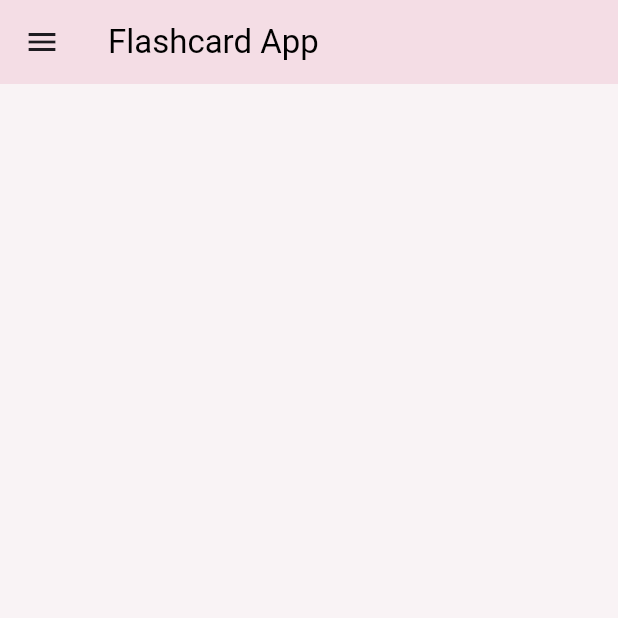
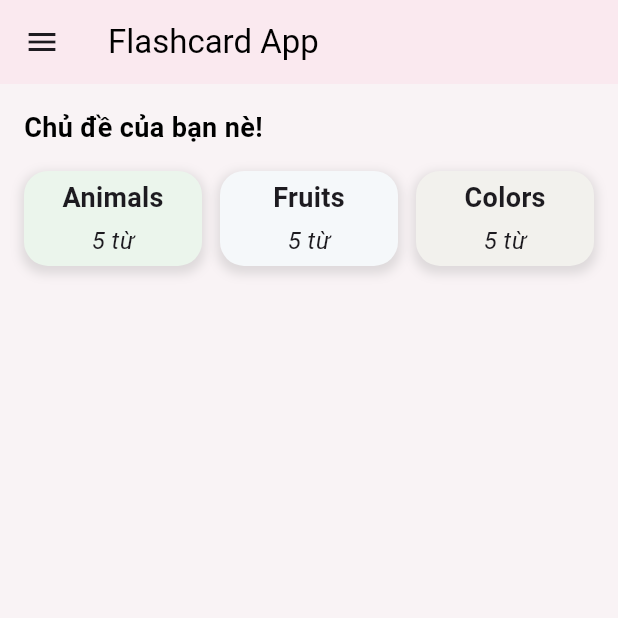
Before and after one commit to Hoangthingoc216/2025_LTTBDD_N04_Nhom_Ngoc, a Flutter app: the HomeScreen screen opened directly, on a phone screen of 412 x 824 dp, the top half of it. Run offline on Flutter 3.47's test engine with Material 3 defaults, Android fonts, the phone set to English and light mode, and no system bars; our stand-ins replace firebase_auth, firebase_core, google_sign_in; accounts and stored records are empty.

Commit message:
chỉnh sửa giao diện home lưu tạm 1 số chủ đề vào biến trước để tamk kiểm thử chức năng về sau

```diff
--- a/Flashcard_app/lib/models/flashcard_model.dart
+++ b/Flashcard_app/lib/models/flashcard_model.dart
@@ -0,0 +1,12 @@
+import 'package:flutter/material.dart';
+
+class FlashcardTopic {
+  final String title; // Tên chủ đề
+  final List<Map<String, String>>
+  words; // Danh sách các từ (word + meaning)
+
+  FlashcardTopic({
+    required this.title,
+    required this.words,
+  });
+}
--- a/Flashcard_app/lib/screens/flashcard_screen.dart
+++ b/Flashcard_app/lib/screens/flashcard_screen.dart
@@ -0,0 +1,31 @@
+import 'package:flutter/material.dart';
+
+class FlashcardScreen extends StatefulWidget {
+  const FlashcardScreen({super.key});
+
+  @override
+  State<FlashcardScreen> createState() =>
+      _FlashcardScreenState();
+}
+
+class _FlashcardScreenState extends State<FlashcardScreen> {
+  final TextEditingController _titleController =
+      TextEditingController();
+  List<Map<String, TextEditingController>> flashcards = [];
+  @override
+  void initState() {
+    super.initState();
+    flashcards.add({
+      'en': TextEditingController(),
+      'vi': TextEditingController(),
+    });
+    flashcards.add({
+      'en': TextEditingController(),
+      'vi': TextEditingController(),
+    });
+  }
+
+  Widget build(BuildContext context) {
+    return const Placeholder();
+  }
+}
--- a/Flashcard_app/lib/screens/home_screen.dart
+++ b/Flashcard_app/lib/screens/home_screen.dart
@@ -1,24 +1,59 @@
 import 'package:flutter/material.dart';
-import 'package:flashcard_app/screens/login_screen.dart';
+import 'package:flashcard_app/models/flashcard_model.dart';
 
 class HomeScreen extends StatefulWidget {
-  const HomeScreen({super.key});
+  HomeScreen({super.key});
+  final List<FlashcardTopic> topics = [
+    FlashcardTopic(
+      title: "Animals",
+      words: [
+        {"Dog": "Con chó"},
+        {"Cat": "Con mèo"},
+        {"Elephant": "Con voi"},
+        {"Bird": "Con chim"},
+        {"Fish": "Con cá"},
+      ],
+    ),
+    FlashcardTopic(
+      title: "Fruits",
+      words: [
+        {"Apple": "Quả táo"},
+        {"Banana": "Quả chuối"},
+        {"Mango": "Quả xoài"},
+        {"Orange": "Quả cam"},
+        {"Grape": "Quả nho"},
+      ],
+    ),
+    FlashcardTopic(
+      title: "Colors",
+      words: [
+        {"Red": "Màu đỏ"},
+        {"Blue": "Màu xanh dương"},
+        {"Green": "Màu xanh lá"},
+        {"Yellow": "Màu vàng"},
+        {"Purple": "Màu tím"},
+      ],
+    ),
+  ];
 
   @override
   State<HomeScreen> createState() => _HomeScreenState();
 }
 
 class _HomeScreenState extends State<HomeScreen> {
+  final List<Color> cardColors = [
+    Color.fromARGB(255, 235, 245, 236),
+    Color.fromARGB(255, 245, 248, 250),
+    Color.fromARGB(255, 242, 241, 237),
+    Color.fromARGB(255, 247, 246, 249),
+  ];
   @override
   Widget build(BuildContext context) {
     return Scaffold(
       backgroundColor: const Color(0xFFF9F3F5),
       appBar: AppBar(
-        backgroundColor: Color.fromARGB(255, 244, 221, 229),
-        title: Text(
-          "Flashcard App",
-          style: TextStyle(color: Colors.black),
-        ),
+        backgroundColor: Color.fromARGB(255, 250, 233, 239),
+        title: Text("Flashcard App", style: TextStyle(color: Colors.black)),
       ),
       drawer: Drawer(
         backgroundColor: Color(0xFFF4EDF1),
@@ -27,16 +62,10 @@ class _HomeScreenState extends State<HomeScreen> {
           children: [
             Container(
               color: Color.fromARGB(255, 244, 221, 229),
-              padding: EdgeInsets.symmetric(
-                horizontal: 14,
-                vertical: 15,
-              ),
+              padding: EdgeInsets.symmetric(horizontal: 14, vertical: 15),
               child: Text(
                 "Menu",
-                style: TextStyle(
-                  fontSize: 18,
-                  fontWeight: FontWeight.bold,
-                ),
+                style: TextStyle(fontSize: 18, fontWeight: FontWeight.bold),
               ),
             ),
             ListTile(
@@ -85,6 +114,84 @@ class _HomeScreenState extends State<HomeScreen> {
           ],
         ),
       ),
+
+      body: Padding(
+        padding: EdgeInsets.all(16),
+        child: Column(
+          crossAxisAlignment: CrossAxisAlignment.start,
+          children: [
+            Text(
+              "Chủ đề của bạn nè!",
+              style: TextStyle(
+                fontSize: 18,
+                fontWeight: FontWeight.bold,
+                color: Colors.black,
+              ),
+            ),
+            SizedBox(height: 16),
+
+            Expanded(
+              child: GridView.builder(
+                itemCount: widget.topics.length,
+                gridDelegate: SliverGridDelegateWithFixedCrossAxisCount(
+                  crossAxisCount: 3,
+                  childAspectRatio: 1.5 / 0.8,
+                  crossAxisSpacing: 12,
+                  mainAxisSpacing: 12,
+                ),
+                itemBuilder: (context, index) {
+                  final topic = widget.topics[index];
+                  final color = cardColors[index % cardColors.length];
+
+                  return InkWell(
+                    onTap: () {
+                      print("Mở chủ đề ${topic.title}");
+                    },
+                    hoverColor: Color.fromARGB(255, 238, 144, 175),
+                    borderRadius: BorderRadius.circular(16),
+                    child: Container(
+                      decoration: BoxDecoration(
+                        color: color,
+                        borderRadius: BorderRadius.circular(16),
+                        boxShadow: [
+                          BoxShadow(
+                            color: Colors.grey.withOpacity(0.3),
+                            spreadRadius: 2,
+                            blurRadius: 5,
+                            offset: Offset(0, 3),
+                          ),
+                        ],
+                      ),
+                      child: Center(
+                        child: Column(
+                          mainAxisAlignment: MainAxisAlignment.center,
+                          children: [
+                            Text(
+                              topic.title,
+                              style: TextStyle(
+                                fontSize: 18,
+                                fontWeight: FontWeight.bold,
+                              ),
+                            ),
+                            SizedBox(height: 4),
+                            Text(
+                              "${topic.words.length} từ",
+                              style: TextStyle(
+                                fontSize: 16,
+                                fontStyle: FontStyle.italic,
+                              ),
+                            ),
+                          ],
+                        ),
+                      ),
+                    ),
+                  );
+                },
+              ),
+            ),
+          ],
+        ),
+      ),
     );
   }
 }
--- a/Flashcard_app/lib/screens/register_screen.dart
+++ b/Flashcard_app/lib/screens/register_screen.dart
@@ -6,15 +6,12 @@ class RegisterScreen extends StatefulWidget {
   const RegisterScreen({super.key});
 
   @override
-  State<RegisterScreen> createState() =>
-      _RegisterScreenState();
+  State<RegisterScreen> createState() => _RegisterScreenState();
 }
 
 class _RegisterScreenState extends State<RegisterScreen> {
-  final TextEditingController _emailController =
-      TextEditingController();
-  final TextEditingController _passwordController =
-      TextEditingController();
+  final TextEditingController _emailController = TextEditingController();
+  final TextEditingController _passwordController = TextEditingController();
   final TextEditingController _confirmPasswordController =
       TextEditingController();
   bool _obscurePassword = true;
@@ -40,9 +37,7 @@ class _RegisterScreenState extends State<RegisterScreen> {
                   borderRadius: BorderRadius.circular(16),
                 ),
                 child: Container(
-                  constraints: const BoxConstraints(
-                    maxWidth: 400,
-                  ),
+                  constraints: const BoxConstraints(maxWidth: 400),
                   padding: const EdgeInsets.all(32.0),
                   child: Column(
                     mainAxisSize: MainAxisSize.min,
@@ -63,8 +58,7 @@ class _RegisterScreenState extends State<RegisterScreen> {
                         decoration: InputDecoration(
                           labelText: 'Email',
                           border: OutlineInputBorder(
-                            borderRadius:
-                                BorderRadius.circular(8),
+                            borderRadius: BorderRadius.circular(8),
                           ),
                           filled: true,
                           fillColor: Colors.grey[50],
@@ -79,8 +73,7 @@ class _RegisterScreenState extends State<RegisterScreen> {
                         decoration: InputDecoration(
                           labelText: 'Password',
                           border: OutlineInputBorder(
-                            borderRadius:
-                                BorderRadius.circular(8),
+                            borderRadius: BorderRadius.circular(8),
                           ),
                           filled: true,
                           fillColor: Colors.grey[50],
@@ -90,15 +83,12 @@ class _RegisterScreenState extends State<RegisterScreen> {
                       const SizedBox(height: 20),
 
                       TextField(
-                        controller:
-                            _confirmPasswordController,
-                        obscureText:
-                            _obscureConfirmPassword,
+                        controller: _confirmPasswordController,
+                        obscureText: _obscureConfirmPassword,
                         decoration: InputDecoration(
                           labelText: 'Confirm Password',
                           border: OutlineInputBorder(
-                            borderRadius:
-                                BorderRadius.circular(8),
+                            borderRadius: BorderRadius.circular(8),
                           ),
                           filled: true,
                           fillColor: Colors.grey[50],
@@ -112,25 +102,15 @@ class _RegisterScreenState extends State<RegisterScreen> {
                         height: 50,
                         child: ElevatedButton(
                           onPressed: () async {
-                            String email = _emailController
-                                .text
+                            String email = _emailController.text.trim();
+                            String password = _passwordController.text.trim();
+                            String confirm = _confirmPasswordController.text
                                 .trim();
-                            String password =
-                                _passwordController.text
-                                    .trim();
-                            String confirm =
-                                _confirmPasswordController
-                                    .text
-                                    .trim();
 
                             if (password != confirm) {
-                              ScaffoldMessenger.of(
-                                context,
-                              ).showSnackBar(
+                              ScaffoldMessenger.of(context).showSnackBar(
                                 const SnackBar(
-                                  content: Text(
-                                    'Mật khẩu không khớp',
-                                  ),
+                                  content: Text('Mật khẩu không khớp'),
                                 ),
                               );
                               return;
@@ -147,8 +127,7 @@ class _RegisterScreenState extends State<RegisterScreen> {
                               Navigator.push(
                                 context,
                                 MaterialPageRoute(
-                                  builder: (context) =>
-                                      HomeScreen(),
+                                  builder: (context) => HomeScreen(),
                                 ),
                               );
                             } else {
@@ -156,13 +135,10 @@ class _RegisterScreenState extends State<RegisterScreen> {
                             }
                           },
                           style: ElevatedButton.styleFrom(
-                            backgroundColor: const Color(
-                              0xFF0066FF,
-                            ),
+                            backgroundColor: const Color(0xFF0066FF),
                             foregroundColor: Colors.white,
                             shape: RoundedRectangleBorder(
-                              borderRadius:
-                                  BorderRadius.circular(8),
+                              borderRadius: BorderRadius.circular(8),
                             ),
                           ),
                           child: const Text(
```
Also changed, not shown: Flashcard_app/lib/screens/login_screen.dart (+27 -69 lines).
